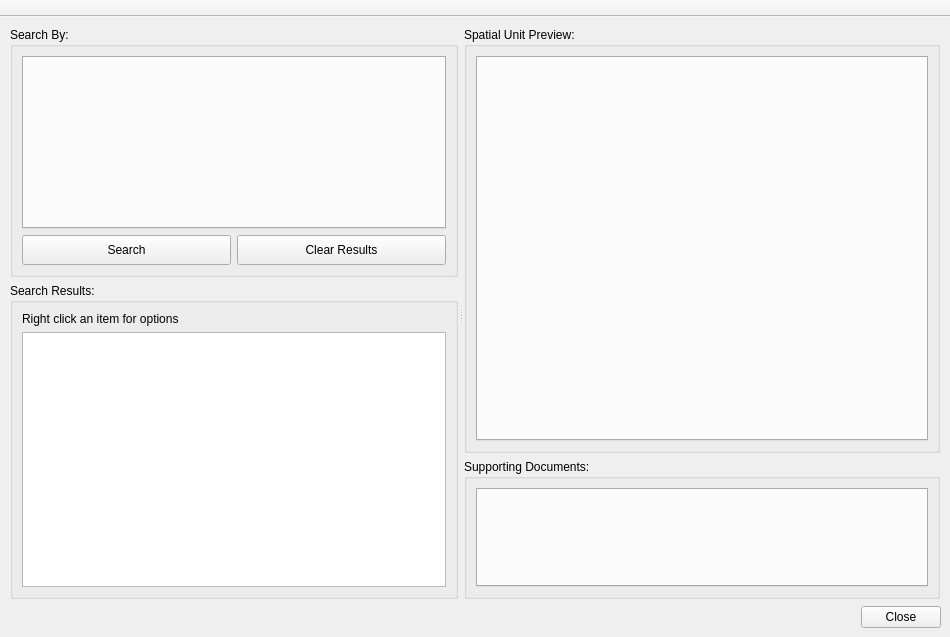
gltn/stdm, file ui/ui_view_str.ui: the form before one commit.
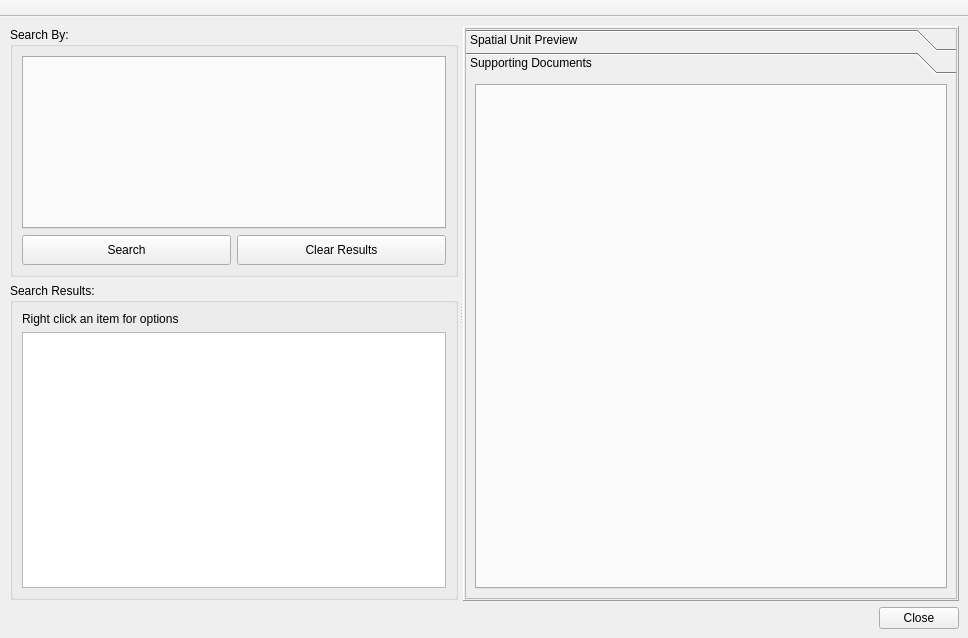
The form after the commit. The open tabs and pages were chosen to show the change. Icons and pictures are not drawn. Custom widgets are drawn as their Qt base class.

Commit message: Updated View STR UI

What changed in the file:
```diff
--- a/ui/ui_view_str.ui
+++ b/ui/ui_view_str.ui
@@ -6,12 +6,18 @@
    <rect>
     <x>0</x>
     <y>0</y>
-    <width>950</width>
-    <height>637</height>
+    <width>968</width>
+    <height>638</height>
    </rect>
   </property>
   <property name="windowTitle">
-   <string>Social Tenure Relationship</string>
+   <string>View Social Tenure Relationship</string>
+  </property>
+  <property name="documentMode">
+   <bool>false</bool>
+  </property>
+  <property name="dockOptions">
+   <set>QMainWindow::AllowTabbedDocks|QMainWindow::AnimatedDocks</set>
   </property>
   <widget class="QWidget" name="centralwidget">
    <layout class="QGridLayout" name="gridLayout">
@@ -145,8 +151,11 @@
        </layout>
       </widget>
       <widget class="QFrame" name="frame_2">
+       <property name="enabled">
+        <bool>true</bool>
+       </property>
        <property name="frameShape">
-        <enum>QFrame::NoFrame</enum>
+        <enum>QFrame::Panel</enum>
        </property>
        <property name="frameShadow">
         <enum>QFrame::Raised</enum>
@@ -155,59 +164,85 @@
         <property name="margin">
          <number>1</number>
         </property>
-        <item row="1" column="0">
-         <widget class="QgsCollapsibleGroupBoxBasic" name="gb_supporting_docs">
-          <property name="sizePolicy">
-           <sizepolicy hsizetype="Preferred" vsizetype="Maximum">
-            <horstretch>0</horstretch>
-            <verstretch>0</verstretch>
-           </sizepolicy>
-          </property>
-          <property name="minimumSize">
-           <size>
-            <width>0</width>
-            <height>140</height>
-           </size>
-          </property>
-          <property name="maximumSize">
-           <size>
-            <width>16777215</width>
-            <height>1677215</height>
-           </size>
-          </property>
-          <property name="title">
-           <string>Supporting Documents:</string>
-          </property>
-          <layout class="QVBoxLayout" name="verticalLayout_2">
-           <item>
-            <widget class="QTabWidget" name="tbSupportingDocs">
-             <property name="maximumSize">
-              <size>
-               <width>16777215</width>
-               <height>150</height>
-              </size>
-             </property>
-            </widget>
-           </item>
-          </layout>
-         </widget>
-        </item>
+        <property name="spacing">
+         <number>7</number>
+        </property>
         <item row="0" column="0">
-         <widget class="QGroupBox" name="groupBox_3">
-          <property name="sizePolicy">
-           <sizepolicy hsizetype="Preferred" vsizetype="Expanding">
-            <horstretch>0</horstretch>
-            <verstretch>0</verstretch>
-           </sizepolicy>
+         <widget class="QToolBox" name="toolBox">
+          <property name="font">
+           <font>
+            <weight>50</weight>
+            <bold>false</bold>
+            <strikeout>false</strikeout>
+           </font>
           </property>
-          <property name="title">
-           <string>Spatial Unit Preview:</string>
+          <property name="cursor">
+           <cursorShape>PointingHandCursor</cursorShape>
           </property>
-          <layout class="QGridLayout" name="gridLayout_2">
-           <item row="0" column="0">
-            <widget class="SpatialPreview" name="tbPropertyPreview"/>
-           </item>
-          </layout>
+          <property name="inputMethodHints">
+           <set>Qt::ImhNone</set>
+          </property>
+          <property name="frameShape">
+           <enum>QFrame::StyledPanel</enum>
+          </property>
+          <property name="frameShadow">
+           <enum>QFrame::Sunken</enum>
+          </property>
+          <property name="lineWidth">
+           <number>1</number>
+          </property>
+          <property name="midLineWidth">
+           <number>1</number>
+          </property>
+          <property name="currentIndex">
+           <number>0</number>
+          </property>
+          <property name="tabSpacing">
+           <number>1</number>
+          </property>
+          <widget class="QWidget" name="page_1">
+           <property name="geometry">
+            <rect>
+             <x>0</x>
+             <y>0</y>
+             <width>484</width>
+             <height>458</height>
+            </rect>
+           </property>
+           <attribute name="label">
+            <string>Spatial Unit Preview</string>
+           </attribute>
+           <layout class="QVBoxLayout" name="verticalLayout_2">
+            <item>
+             <widget class="SpatialPreview" name="tbPropertyPreview"/>
+            </item>
+           </layout>
+          </widget>
+          <widget class="QWidget" name="page_2">
+           <property name="geometry">
+            <rect>
+             <x>0</x>
+             <y>0</y>
+             <width>484</width>
+             <height>458</height>
+            </rect>
+           </property>
+           <attribute name="label">
+            <string>Supporting Documents</string>
+           </attribute>
+           <layout class="QVBoxLayout" name="verticalLayout_3">
+            <item>
+             <widget class="QTabWidget" name="tbSupportingDocs">
+              <property name="maximumSize">
+               <size>
+                <width>16777215</width>
+                <height>16777215</height>
+               </size>
+              </property>
+             </widget>
+            </item>
+           </layout>
+          </widget>
          </widget>
         </item>
        </layout>
@@ -248,12 +283,6 @@
   </widget>
  </widget>
  <customwidgets>
-  <customwidget>
-   <class>QgsCollapsibleGroupBoxBasic</class>
-   <extends>QGroupBox</extends>
-   <header location="global">qgis.gui</header>
-   <container>1</container>
-  </customwidget>
   <customwidget>
    <class>SpatialPreview</class>
    <extends>QTabWidget</extends>
```
The commit also changes 3 other files.
